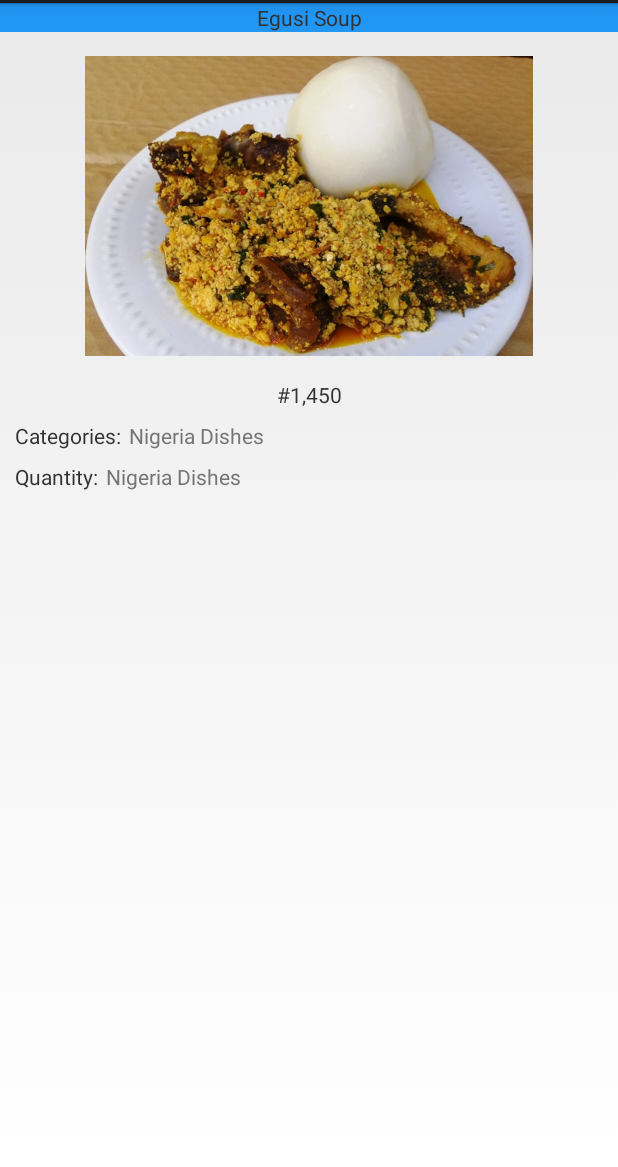
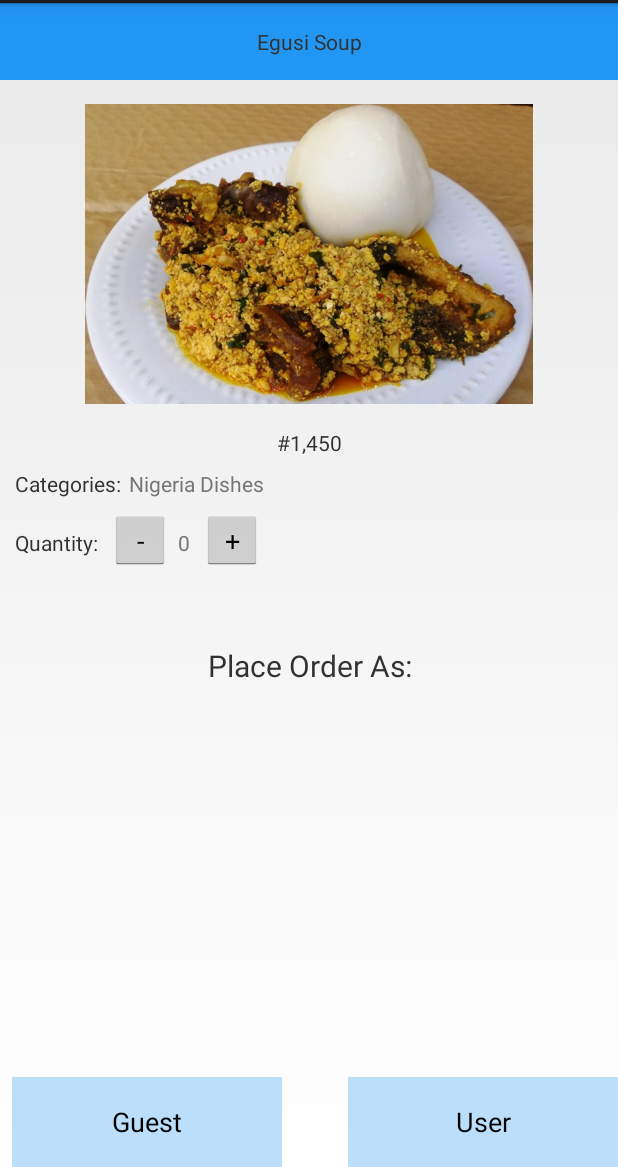
Before and after one commit to AndroidMentorship/kinsomicrote_task_02, an Android app: the EgusiDescriptionActivity screen opened directly, with no data from a screen before it, on a phone screen of 412 x 824 dp, the part 69-1236 px from its top. Run offline under Robolectric (Android 15) with nearby library versions, the phone set to English and light mode, and no system bars.

Commit message:
added buttons to decrease and increase food quantity

```diff
--- a/app/src/main/res/layout/activity_egusi_description.xml
+++ b/app/src/main/res/layout/activity_egusi_description.xml
@@ -13,7 +13,8 @@
         android:layout_height="wrap_content"
         android:textAlignment="center"
         android:background="@color/primary"
-        android:text="@string/egusi_text"/>
+        android:text="@string/egusi_text"
+        android:padding="16dp"/>
 
     <ImageView
         android:id="@+id/egusi_image_desc_view"
@@ -68,14 +69,64 @@
             android:layout_marginLeft="10dp"
             android:text="Quantity:"/>
 
+        <Button
+            android:id="@+id/decrease_food_quantity"
+            android:layout_width="40dp"
+            android:layout_height="40dp"
+            android:text="-"
+            android:layout_marginTop="8dp"
+            android:layout_marginLeft="8dp"/>
+
         <TextView
-            android:id="@+id/quantity_digit_desc_text_view"
+            android:id="@+id/food_quantity"
             android:layout_width="wrap_content"
             android:layout_height="wrap_content"
             android:layout_marginLeft="5dp"
             android:layout_marginTop="8dp"
             android:textColor="@color/secondary_text"
-            android:text="Nigeria Dishes"/>
+            android:text="0"/>
+
+        <Button
+            android:id="@+id/increase_food_quantity"
+            android:layout_width="40dp"
+            android:layout_height="40dp"
+            android:text="+"
+            android:layout_marginTop="8dp"
+            android:layout_marginLeft="8dp"/>
+
     </LinearLayout>
 
+    <TextView
+        android:layout_width="match_parent"
+        android:layout_height="wrap_content"
+        android:text="Place Order As:"
+        android:textAlignment="center"
+        android:layout_marginTop="50dp"
+        android:textSize="20sp"/>
+
+    <RelativeLayout
+        android:layout_width="match_parent"
+        android:layout_height="wrap_content">
+
+        <Button
+            android:id="@+id/guest_order_button"
+            android:layout_width="180dp"
+            android:layout_height="60dp"
+            android:text="Guest"
+            android:layout_alignParentBottom="true"
+            android:layout_alignParentLeft="true"
+            android:layout_marginLeft="8dp"
+            android:background="@color/primary_light"/>
+
+        <Button
+            android:id="@+id/user_order_button"
+            android:layout_width="180dp"
+            android:layout_height="60dp"
+            android:text="User"
+            android:layout_alignParentBottom="true"
+            android:layout_alignParentRight="true"
+            android:layout_marginLeft="8dp"
+            android:background="@color/primary_light"/>
+    </RelativeLayout>
+
 </LinearLayout>
```
